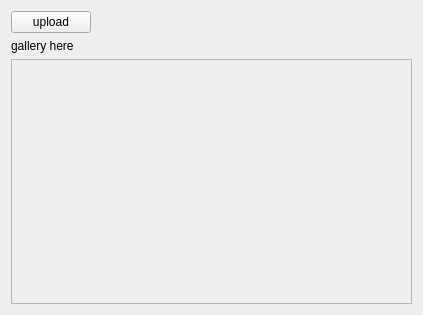
Above: python_application/gui/ui_files/gallery_page.ui from MohammadIbraheem71/Image_filter_applicator before the change. Below: the same form after it.
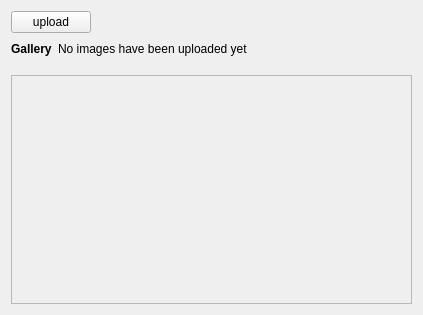
That is the form after the change. Icons and pictures are not drawn.

```diff
--- a/python_application/gui/ui_files/gallery_page.ui
+++ b/python_application/gui/ui_files/gallery_page.ui
@@ -46,11 +46,50 @@
     </layout>
    </item>
    <item>
-    <widget class="QLabel" name="label">
-     <property name="text">
-      <string>gallery here</string>
+    <layout class="QHBoxLayout" name="horizontalLayout">
+     <property name="bottomMargin">
+      <number>10</number>
      </property>
-    </widget>
+     <item>
+      <widget class="QLabel" name="label">
+       <property name="sizePolicy">
+        <sizepolicy hsizetype="Fixed" vsizetype="Preferred">
+         <horstretch>0</horstretch>
+         <verstretch>0</verstretch>
+        </sizepolicy>
+       </property>
+       <property name="styleSheet">
+        <string notr="true">background:transparent; font-weight:bold;</string>
+       </property>
+       <property name="text">
+        <string>Gallery</string>
+       </property>
+      </widget>
+     </item>
+     <item>
+      <widget class="QLabel" name="no_upload_lbl">
+       <property name="styleSheet">
+        <string notr="true">background:transparent;</string>
+       </property>
+       <property name="text">
+        <string>No images have been uploaded yet</string>
+       </property>
+      </widget>
+     </item>
+     <item>
+      <spacer name="horizontalSpacer_2">
+       <property name="orientation">
+        <enum>Qt::Orientation::Horizontal</enum>
+       </property>
+       <property name="sizeHint" stdset="0">
+        <size>
+         <width>40</width>
+         <height>20</height>
+        </size>
+       </property>
+      </spacer>
+     </item>
+    </layout>
    </item>
    <item>
     <widget class="QScrollArea" name="gallery_scroll_area">
@@ -62,8 +101,8 @@
        <rect>
         <x>0</x>
         <y>0</y>
-        <width>403</width>
-        <height>227</height>
+        <width>397</width>
+        <height>192</height>
        </rect>
       </property>
      </widget>
```
